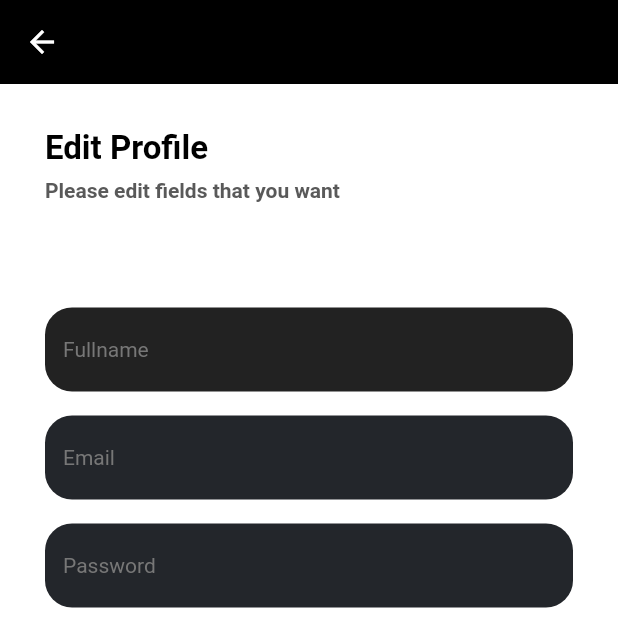
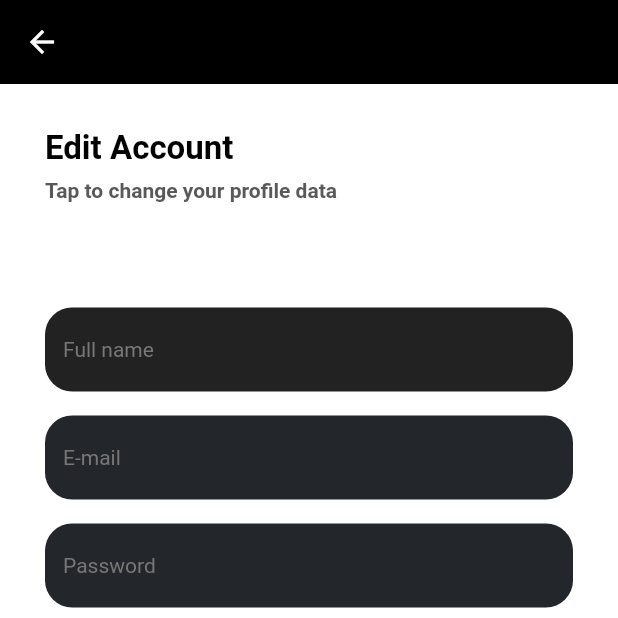
Before and after one commit to vikt0r40/rocket_beapp_application, a Flutter app: the EditProfileScreen screen opened directly with empty values, on a phone screen of 412 x 824 dp, the top half of it. Run offline on Flutter 3.47's test engine with Material 2 defaults, Android fonts, the phone set to English and light mode, and no system bars; our stand-ins replace babstrap_settings_screen, cached_network_image, carousel_slider, cloud_firestore, connectivity_plus, dio and 23 more; missing offline and left inert: app_settings, check_vpn_connection, floating_action_bubble, flutter_downloader, flutter_inappwebview, flutter_login_facebook and 4 more; accounts and stored records are empty; network calls fail.

Commit message:
added localizations

```diff
--- a/lib/models/localization.dart
+++ b/lib/models/localization.dart
@@ -86,9 +86,51 @@ class Localization {
   String feedbackDescriptionError = "Description is required field";
   String feedbackSuccessTitle = "Success";
   String feedbackSuccessMessage = "Thank you for your feedback! We will contact you as soon as possible";
+
+  String profileSettings = "Settings";
+  String profileAccount = "Account";
+  String profilePushTitle = "Push notifications";
+  String profilePushSubtitle = "Enable push notifications";
+  String profileEditTitle = "Edit Account";
+  String profileEditSubtitle = "Tap to change your profile data";
+  String profileSignOutTitle = "Sign out";
+  String profileSignOutSubtitle = "Sign out from your account";
+  String profileDeleteTitle = "Delete account";
+  String profileDeleteSubtitle = "Delete permanently account";
+  String profileEditButton = "Update Profile";
+  String deleteAccountMessage =
+      "Account deletion will erase your entire account including all courses that are related. You will no longer be able to login with this account and watch your purchased or favorite courses. Your personal info and support messages will be erased as well. There is no recovery after account deletion. Make sure this is exactly what you want!";
+  String deleteAccountButton = "CONFIRM DELETION";
+  String deleteAccountHint = "You will permanently lose your courses, messages and profile info. After this, there is no turning back";
+  String deleteAccountEnterPass = "Enter password";
+  String deleteAccountAccountPass = "Account Password";
+  String deleteAccountConfirmButton = "Submit";
+  String deleteAccountCancelButton = "Cancel";
+
   Localization();
 
   Localization.fromJson(Map<dynamic, dynamic> json) {
+    profileSettings = json["profileSettings"] ?? "Settings";
+    profileAccount = json["profileAccount"] ?? "Account";
+    profilePushTitle = json["profilePushTitle"] ?? "Push notifications";
+    profilePushSubtitle = json["profilePushSubtitle"] ?? "Enable push notifications";
+    profileEditTitle = json["profileEditTitle"] ?? "Edit Account";
+    profileEditSubtitle = json["profileEditSubtitle"] ?? "Tap to change your profile data";
+    profileSignOutTitle = json["profileSignOutTitle"] ?? "Sign out";
+    profileSignOutSubtitle = json["profileSignOutSubtitle"] ?? "Sign out from your account";
+    profileDeleteTitle = json["profileDeleteTitle"] ?? "Delete account";
+    profileDeleteSubtitle = json["profileDeleteSubtitle"] ?? "Delete permanently account";
+    profileEditButton = json["profileEditButton"] ?? "Update Profile";
+    deleteAccountMessage = json["deleteAccountMessage"] ??
+        "Account deletion will erase your entire account including all courses that are related. You will no longer be able to login with this account and watch your purchased or favorite courses. Your personal info and support messages will be erased as well. There is no recovery after account deletion. Make sure this is exactly what you want!";
+    deleteAccountButton = json["deleteAccountButton"] ?? "CONFIRM DELETION";
+    deleteAccountHint =
+        json["deleteAccountHint"] ?? "You will permanently lose your courses, messages and profile info. After this, there is no turning back";
+    deleteAccountEnterPass = json["deleteAccountEnterPass"] ?? "Enter password";
+    deleteAccountAccountPass = json["deleteAccountAccountPass"] ?? "Account Password";
+    deleteAccountConfirmButton = json["deleteAccountConfirmButton"] ?? "Submit";
+    deleteAccountCancelButton = json["deleteAccountCancelButton"] ?? "Cancel";
+
     feedbackTitle = json["feedbackTitle"] ?? "Leave us a feedback";
     feedbackName = json["feedbackName"] ?? "Your name";
     feedbackEmail = json["feedbackEmail"] ?? "Your email";
@@ -263,6 +305,25 @@ class Localization {
     data['pageErrorButtonRefresh'] = pageErrorButtonRefresh;
     data['permissions'] = permissions;
     data['permissionsTitle'] = permissionsTitle;
+
+    data["profileSettings"] = profileSettings;
+    data["profileAccount"] = profileAccount;
+    data["profilePushTitle"] = profilePushTitle;
+    data["profilePushSubtitle"] = profilePushSubtitle;
+    data["profileEditTitle"] = profileEditTitle;
+    data["profileEditSubtitle"] = profileEditSubtitle;
+    data["profileSignOutTitle"] = profileSignOutTitle;
+    data["profileSignOutSubtitle"] = profileSignOutSubtitle;
+    data["profileDeleteTitle"] = profileDeleteTitle;
+    data["profileDeleteSubtitle"] = profileDeleteSubtitle;
+    data["profileEditButton"] = profileEditButton;
+    data["deleteAccountMessage"] = deleteAccountMessage;
+    data["deleteAccountButton"] = deleteAccountButton;
+    data["deleteAccountHint"] = deleteAccountHint;
+    data["deleteAccountEnterPass"] = deleteAccountEnterPass;
+    data["deleteAccountAccountPass"] = deleteAccountAccountPass;
+    data["deleteAccountConfirmButton"] = deleteAccountConfirmButton;
+    data["deleteAccountCancelButton"] = deleteAccountCancelButton;
     return data;
   }
 }
--- a/lib/screens/items/settings/edit_profile_screen.dart
+++ b/lib/screens/items/settings/edit_profile_screen.dart
@@ -66,13 +66,13 @@ class _EditProfileScreenState extends State<EditProfileScreen> {
                     crossAxisAlignment: CrossAxisAlignment.start,
                     children: [
                       Text(
-                        "Edit Profile",
+                        mainLocalization.localization.profileEditTitle,
                         style: getFontStyle(FontSize.xxLarge, Colors.black, FontWeight.w600, widget.general),
                       ),
                       Padding(
                         padding: const EdgeInsets.only(top: 7),
                         child: Text(
-                          "Please edit fields that you want",
+                          mainLocalization.localization.profileEditSubtitle,
                           style: getFontStyle(FontSize.medium, ThemeColors.greyTextColor, FontWeight.w600, widget.general),
                         ),
                       ),
@@ -86,7 +86,7 @@ class _EditProfileScreenState extends State<EditProfileScreen> {
                               controller: _nameController,
                               validator: (value) {
                                 if (_nameController.text.isEmpty) {
-                                  return "This field can't be empty";
+                                  return mainLocalization.localization.authThisFieldCantBeEmpty;
                                 }
                                 return null;
                               },
@@ -96,7 +96,7 @@ class _EditProfileScreenState extends State<EditProfileScreen> {
                               decoration: InputDecoration(
                                 fillColor: Colors.black87,
                                 filled: true,
-                                hintText: "Fullname",
+                                hintText: mainLocalization.localization.authFullName,
                                 hintStyle: getFontStyle(FontSize.medium, ThemeColors.textFieldHintColor, FontWeight.w400, widget.general),
                                 border: const OutlineInputBorder(
                                   borderSide: BorderSide.none,
@@ -111,7 +111,7 @@ class _EditProfileScreenState extends State<EditProfileScreen> {
                               controller: _emailController,
                               validator: (value) {
                                 if (_emailController.text.isEmpty) {
-                                  return "This field can't be empty";
+                                  return mainLocalization.localization.authThisFieldCantBeEmpty;
                                 }
                                 return null;
                               },
@@ -121,7 +121,7 @@ class _EditProfileScreenState extends State<EditProfileScreen> {
                               decoration: InputDecoration(
                                 fillColor: ThemeColors.textFieldBgColor,
                                 filled: true,
-                                hintText: "Email",
+                                hintText: mainLocalization.localization.authEmail,
                                 hintStyle: getFontStyle(FontSize.medium, ThemeColors.textFieldHintColor, FontWeight.w400, widget.general),
                                 border: const OutlineInputBorder(
                                   borderSide: BorderSide.none,
@@ -136,7 +136,7 @@ class _EditProfileScreenState extends State<EditProfileScreen> {
                               controller: _passwordController,
                               validator: (value) {
                                 if (_passwordController.text.isEmpty) {
-                                  return "This field can't be empty";
+                                  return mainLocalization.localization.authThisFieldCantBeEmpty;
                                 }
                                 return null;
                               },
@@ -147,7 +147,7 @@ class _EditProfileScreenState extends State<EditProfileScreen> {
                               decoration: InputDecoration(
                                 fillColor: ThemeColors.textFieldBgColor,
                                 filled: true,
-                                hintText: "Password",
+                                hintText: mainLocalization.localization.authPass,
                                 hintStyle: getFontStyle(FontSize.medium, ThemeColors.textFieldHintColor, FontWeight.w400, widget.general),
                                 border: const OutlineInputBorder(
                                   borderSide: BorderSide.none,
@@ -157,7 +157,7 @@ class _EditProfileScreenState extends State<EditProfileScreen> {
                             ),
                             const SizedBox(height: 70),
                             MainButton(
-                              text: "Update Profile",
+                              text: mainLocalization.localization.profileEditButton,
                               onTap: () {
                                 _formKey.currentState!.validate();
                                 updateAction();
--- a/pubspec.yaml
+++ b/pubspec.yaml
@@ -57,7 +57,7 @@ dependencies:
   flutter_inappwebview: ^5.7.1
   simple_html_css:
   permission_handler: ^10.2.0
-  mobile_scanner: ^3.0.0-beta.1
+  mobile_scanner: ^3.0.0-beta.2
   video_player: ^2.2.4
   google_sign_in: ^5.4.0
   flutter_login_facebook: ^1.5.0+1
```
Also changed, not shown: lib/screens/items/settings/delete_account.dart (+10 -9 lines), lib/screens/items/settings/settings_screen.dart (+12 -11 lines).
